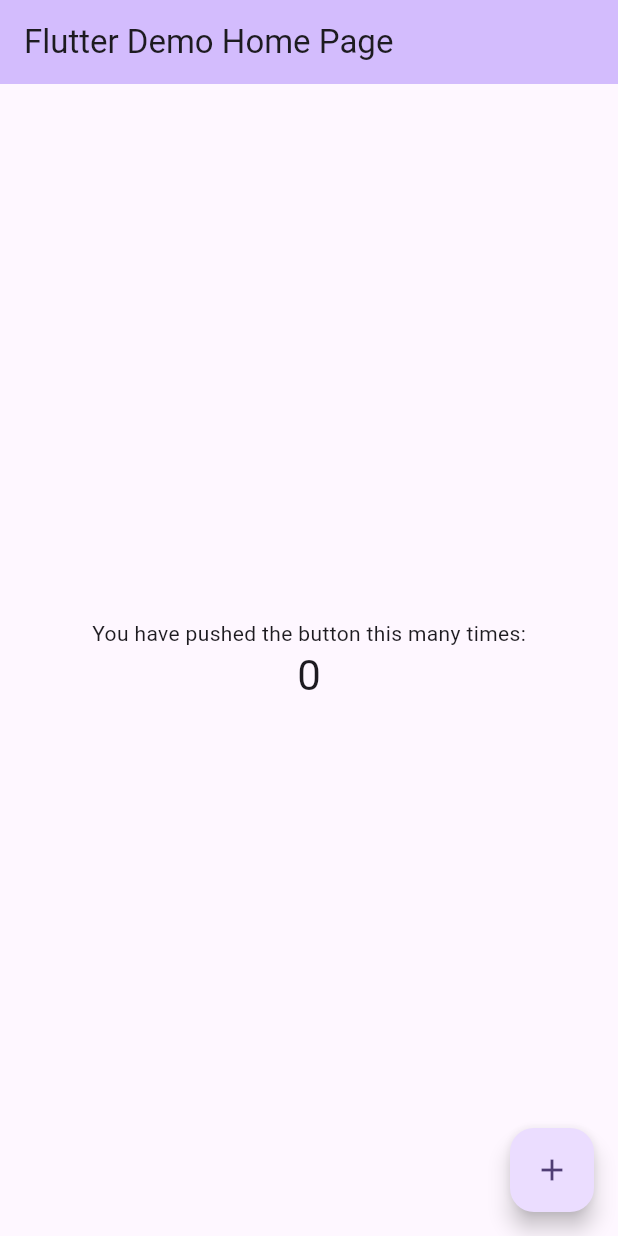
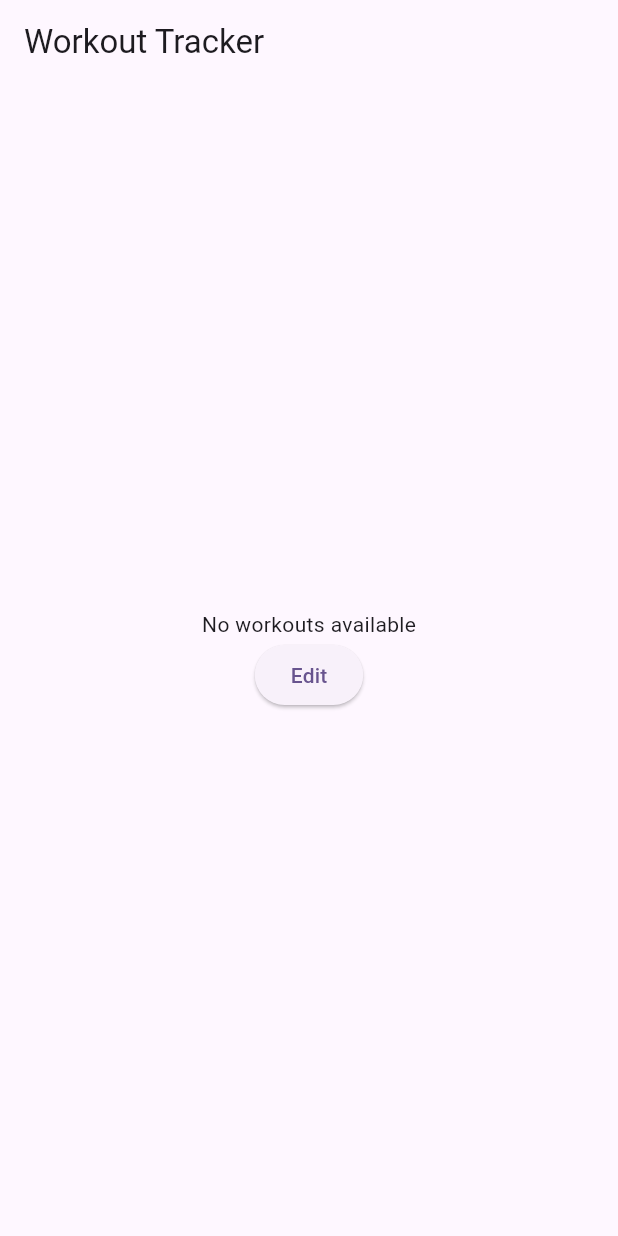
Before and after one commit to alexissorianooo/workout_tracker_app, a Flutter app: the screen it shows after launch, on a phone screen of 412 x 824 dp. Run offline on Flutter 3.47's test engine with Material 3 defaults, Android fonts, the phone set to English and light mode, and no system bars; our stand-ins replace flutter_bloc, freezed_annotation, isar_community; accounts and stored records are empty; generated files the repository leaves out were written again.

Commit message:
Add base file

```diff
--- /dev/null
+++ b/devtools_options.yaml
@@ -0,0 +1,3 @@
+description: This file stores settings for Dart & Flutter DevTools.
+documentation: https://docs.flutter.dev/tools/devtools/extensions#configure-extension-enablement-states
+extensions:
--- /dev/null
+++ b/lib/features/workout/domain/workout_model.dart
@@ -0,0 +1,42 @@
+import 'package:freezed_annotation/freezed_annotation.dart';
+import 'package:workout_tracker/features/workout/domain/workout_local_storage.dart';
+
+part 'workout_model.freezed.dart';
+part 'workout_model.g.dart';
+
+@freezed
+class WorkoutModel with _$WorkoutModel {
+  const factory WorkoutModel({
+    required String name,
+    required int latestWeight,
+    required int personalRecordWeight,
+    required int repetitions,
+    String? notes,
+  }) = _WorkoutModel;
+
+  factory WorkoutModel.fromJson(Map<String, dynamic> json) =>
+      _$WorkoutModelFromJson(json);
+
+  factory WorkoutModel.mock() => const WorkoutModel(
+    name: '',
+    latestWeight: 0,
+    personalRecordWeight: 0,
+    repetitions: 0,
+    notes: null,
+  );
+}
+
+/// Extension methods for WorkoutModel conversion
+extension WorkoutModelConverter on WorkoutModel {
+  /// Convert WorkoutModel to WorkoutLocalStorage
+  WorkoutLocalStorage toLocalStorage() {
+    final storage = WorkoutLocalStorage()
+      ..name = name
+      ..latestWeight = latestWeight
+      ..personalRecordWeight = personalRecordWeight
+      ..repetitions = repetitions
+      ..notes = notes;
+
+    return storage;
+  }
+}
--- /dev/null
+++ b/lib/features/workout/presentation/cubit/workout_list_screen_cubit.dart
@@ -0,0 +1,32 @@
+import 'package:flutter_bloc/flutter_bloc.dart';
+import 'package:freezed_annotation/freezed_annotation.dart';
+
+import '../../domain/workout_model.dart';
+
+part 'workout_list_screen_state.dart';
+part 'workout_list_screen_cubit.freezed.dart';
+
+class WorkoutListScreenCubit extends Cubit<WorkoutListScreenState> {
+  WorkoutListScreenCubit() : super(const WorkoutListScreenState.loading());
+
+  late List<WorkoutModel> workouts = [];
+
+  Future<void> initialize() async {
+    // Simulate loading data
+    await Future.delayed(const Duration(seconds: 2));
+    if (workouts.isEmpty) {
+      emit(const WorkoutListScreenState.empty());
+      return;
+    }
+    emit(WorkoutListScreenState.loaded(workouts));
+  }
+
+  void editNotes(int index) {
+    // workouts[index] = workouts[index].copyWith(
+    //   notes: 'Updated notes at ${DateTime.now()}',
+    // );
+    // emit(WorkoutListScreenState.loaded(workouts));
+  }
+
+  void addWorkout(WorkoutModel workout) {}
+}
--- /dev/null
+++ b/lib/features/workout/presentation/cubit/workout_list_screen_state.dart
@@ -0,0 +1,11 @@
+part of 'workout_list_screen_cubit.dart';
+
+@freezed
+class WorkoutListScreenState with _$WorkoutListScreenState {
+  const factory WorkoutListScreenState.loading() = _WorkoutListScreenLoading;
+  const factory WorkoutListScreenState.loaded(List<WorkoutModel> workouts) =
+      _WorkoutListScreenLoaded;
+  const factory WorkoutListScreenState.empty() = _WorkoutListScreenEmpty;
+  const factory WorkoutListScreenState.error(String message) =
+      _WorkoutListScreenError;
+}
--- /dev/null
+++ b/lib/features/workout/presentation/screen/workout_add_screen.dart
@@ -0,0 +1,13 @@
+import 'package:flutter/material.dart';
+
+class WorkoutAddScreen extends StatelessWidget {
+  const WorkoutAddScreen({super.key});
+
+  @override
+  Widget build(BuildContext context) {
+    return Scaffold(
+      appBar: AppBar(title: const Text('Add Workout')),
+      body: const Center(child: Text('Workout Add Screen')),
+    );
+  }
+}
--- /dev/null
+++ b/lib/features/workout/presentation/screen/workout_list_screen.dart
@@ -0,0 +1,45 @@
+import 'dart:math';
+
+import 'package:flutter/material.dart';
+import 'package:flutter_bloc/flutter_bloc.dart';
+
+import '../cubit/workout_list_screen_cubit.dart';
+import '../widget/workout_card_widget.dart';
+
+class WorkoutListScreen extends StatelessWidget {
+  const WorkoutListScreen({super.key});
+
+  @override
+  Widget build(BuildContext context) {
+    return BlocConsumer<WorkoutListScreenCubit, WorkoutListScreenState>(
+      listener: (context, state) {
+        // Handle state changes
+      },
+      builder: (context, state) {
+        return state.maybeWhen(
+          loaded: (workouts) => ListView.builder(
+            itemCount: workouts.length,
+            itemBuilder: (context, index) {
+              final workout = workouts[index];
+              return WorkoutCardWidget(workout: workout, index: index);
+            },
+          ),
+          empty: () => Center(
+            child: Column(
+              mainAxisAlignment: MainAxisAlignment.center,
+              children: [
+                Text('No workouts available'),
+                ElevatedButton(
+                  onPressed: () => Navigator.of(context).pushNamed('/add'),
+                  child: const Text('Edit'),
+                ),
+              ],
+            ),
+          ),
+          loading: () => const Center(child: CircularProgressIndicator()),
+          orElse: () => const SizedBox(),
+        );
+      },
+    );
+  }
+}
--- a/lib/main.dart
+++ b/lib/main.dart
@@ -1,125 +1,40 @@
 import 'package:flutter/material.dart';
+import 'package:flutter_bloc/flutter_bloc.dart';
+import 'package:workout_tracker/features/workout/presentation/cubit/workout_list_screen_cubit.dart';
+import 'package:workout_tracker/features/workout/presentation/screen/workout_add_screen.dart';
+import 'package:workout_tracker/features/workout/presentation/screen/workout_list_screen.dart';
 
 void main() {
-  runApp(const MyApp());
+  runApp(const AppProviders());
 }
 
-class MyApp extends StatelessWidget {
-  const MyApp({super.key});
+class AppProviders extends StatelessWidget {
+  const AppProviders({super.key});
 
   // This widget is the root of your application.
   @override
   Widget build(BuildContext context) {
-    return MaterialApp(
-      title: 'Flutter Demo',
-      theme: ThemeData(
-        // This is the theme of your application.
-        //
-        // TRY THIS: Try running your application with "flutter run". You'll see
-        // the application has a purple toolbar. Then, without quitting the app,
-        // try changing the seedColor in the colorScheme below to Colors.green
-        // and then invoke "hot reload" (save your changes or press the "hot
-        // reload" button in a Flutter-supported IDE, or press "r" if you used
-        // the command line to start the app).
-        //
-        // Notice that the counter didn't reset back to zero; the application
-        // state is not lost during the reload. To reset the state, use hot
-        // restart instead.
-        //
-        // This works for code too, not just values: Most code changes can be
-        // tested with just a hot reload.
-        colorScheme: ColorScheme.fromSeed(seedColor: Colors.deepPurple),
-        useMaterial3: true,
+    return MultiBlocProvider(
+      providers: [
+        BlocProvider<WorkoutListScreenCubit>(
+          create: (context) => WorkoutListScreenCubit()..initialize(),
+        ),
+      ],
+      child: MaterialApp(
+        title: 'Workout Tracker',
+        theme: ThemeData(
+          colorScheme: ColorScheme.fromSeed(seedColor: Colors.deepPurple),
+          useMaterial3: true,
+        ),
+        home: Scaffold(
+          appBar: AppBar(title: const Text('Workout Tracker')),
+          body: const WorkoutListScreen(),
+        ),
+        routes: {
+          '/list': (context) => WorkoutListScreen(),
+          '/add': (context) => WorkoutAddScreen(),
+        },
       ),
-      home: const MyHomePage(title: 'Flutter Demo Home Page'),
     );
   }
 }
-
-class MyHomePage extends StatefulWidget {
-  const MyHomePage({super.key, required this.title});
-
-  // This widget is the home page of your application. It is stateful, meaning
-  // that it has a State object (defined below) that contains fields that affect
-  // how it looks.
-
-  // This class is the configuration for the state. It holds the values (in this
-  // case the title) provided by the parent (in this case the App widget) and
-  // used by the build method of the State. Fields in a Widget subclass are
-  // always marked "final".
-
-  final String title;
-
-  @override
-  State<MyHomePage> createState() => _MyHomePageState();
-}
-
-class _MyHomePageState extends State<MyHomePage> {
-  int _counter = 0;
-
-  void _incrementCounter() {
-    setState(() {
-      // This call to setState tells the Flutter framework that something has
-      // changed in this State, which causes it to rerun the build method below
-      // so that the display can reflect the updated values. If we changed
-      // _counter without calling setState(), then the build method would not be
-      // called again, and so nothing would appear to happen.
-      _counter++;
-    });
-  }
-
-  @override
-  Widget build(BuildContext context) {
-    // This method is rerun every time setState is called, for instance as done
-    // by the _incrementCounter method above.
-    //
-    // The Flutter framework has been optimized to make rerunning build methods
-    // fast, so that you can just rebuild anything that needs updating rather
-    // than having to individually change instances of widgets.
-    return Scaffold(
-      appBar: AppBar(
-        // TRY THIS: Try changing the color here to a specific color (to
-        // Colors.amber, perhaps?) and trigger a hot reload to see the AppBar
-        // change color while the other colors stay the same.
-        backgroundColor: Theme.of(context).colorScheme.inversePrimary,
-        // Here we take the value from the MyHomePage object that was created by
-        // the App.build method, and use it to set our appbar title.
-        title: Text(widget.title),
-      ),
-      body: Center(
-        // Center is a layout widget. It takes a single child and positions it
-        // in the middle of the parent.
-        child: Column(
-          // Column is also a layout widget. It takes a list of children and
-          // arranges them vertically. By default, it sizes itself to fit its
-          // children horizontally, and tries to be as tall as its parent.
-          //
-          // Column has various properties to control how it sizes itself and
-          // how it positions its children. Here we use mainAxisAlignment to
-          // center the children vertically; the main axis here is the vertical
-          // axis because Columns are vertical (the cross axis would be
-          // horizontal).
-          //
-          // TRY THIS: Invoke "debug painting" (choose the "Toggle Debug Paint"
-          // action in the IDE, or press "p" in the console), to see the
-          // wireframe for each widget.
-          mainAxisAlignment: MainAxisAlignment.center,
-          children: <Widget>[
-            const Text(
-              'You have pushed the button this many times:',
-            ),
-            Text(
-              '$_counter',
-              style: Theme.of(context).textTheme.headlineMedium,
-            ),
-          ],
-        ),
-      ),
-      floatingActionButton: FloatingActionButton(
-        onPressed: _incrementCounter,
-        tooltip: 'Increment',
-        child: const Icon(Icons.add),
-      ), // This trailing comma makes auto-formatting nicer for build methods.
-    );
-  }
-}
```
Also changed, not shown: lib/features/workout/data/isar_service.dart (added, +20 -0 lines), lib/features/workout/data/workout_repository.dart (added, +25 -0 lines), lib/features/workout/domain/workout_local_storage.dart (added, +29 -0 lines), lib/features/workout/presentation/widget/workout_card_widget.dart (added, +92 -0 lines), pubspec.yaml (+21 -72 lines), lib/features/workout/domain/workout_local_storage.g.dart (added), lib/features/workout/domain/workout_model.freezed.dart (added), lib/features/workout/domain/workout_model.g.dart (added), lib/features/workout/presentation/cubit/workout_list_screen_cubit.freezed.dart (added), pubspec.lock, 21 other files.
